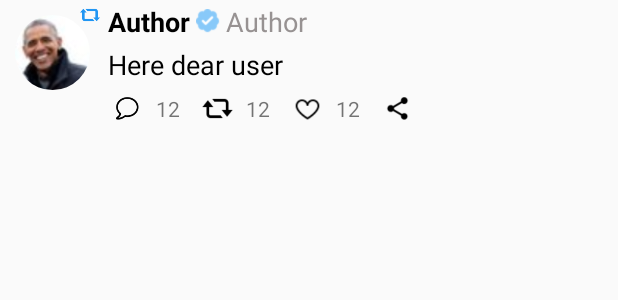
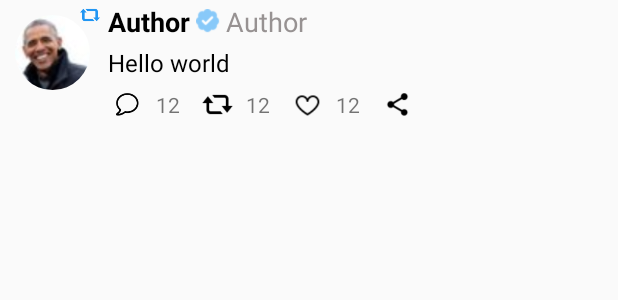
Before and after one commit to jacobvyn/Tweets, an Android app: the layout tweet_item.xml on its own in the app's theme, with its tools: preview values and no code run, on a phone screen of 412 x 824 dp. Shown: the top 300 px of the screen. Run offline under Robolectric (Android 15) with nearby library versions, the phone set to English and light mode, and no system bars.

```diff
--- a/app/src/main/java/com/jacob/twitter/utils/UiUtils.java
+++ b/app/src/main/java/com/jacob/twitter/utils/UiUtils.java
@@ -23,9 +23,8 @@ import java.util.regex.Pattern;
 
 public class UiUtils {
 
-    public static final int TYPE_HASH_TAG = 0;
-    public static final int TYPE_MENTION = 1;
-    public static final int TYPE_LINK = 2;
+    private static final String PATTERN_MENTION = "(@[A-Za-z0-9_-]+)";
+    private static final String PATTERN_HASH_TAG = "#(\\w+|\\W+)";
 
     public static boolean isOnline(Context context) {
         try {
@@ -59,8 +58,8 @@ public class UiUtils {
     public static void linkify(String text, TextView textView) {
         Resources resources = textView.getContext().getResources();
         Pattern urlPattern = Patterns.WEB_URL;
-        Pattern mentionPattern = Pattern.compile("(@[A-Za-z0-9_-]+)");
-        Pattern hashTagPattern = Pattern.compile("#(\\w+|\\W+)");
+        Pattern mentionPattern = Pattern.compile(PATTERN_MENTION);
+        Pattern hashTagPattern = Pattern.compile(PATTERN_HASH_TAG);
 
         Matcher hashTag = hashTagPattern.matcher(text);
         Matcher mention = mentionPattern.matcher(text);
--- a/app/src/main/java/com/jacob/twitter/view/adapter/TweetAdapter.java
+++ b/app/src/main/java/com/jacob/twitter/view/adapter/TweetAdapter.java
@@ -27,7 +27,7 @@ public class TweetAdapter extends RecyclerView.Adapter<TweetAdapter.TweetViewHol
     @NonNull
     @Override
     public TweetViewHolder onCreateViewHolder(@NonNull ViewGroup parent, int viewType) {
-        final View view = LayoutInflater.from(parent.getContext()).inflate(R.layout.twit_item, null, false);
+        final View view = LayoutInflater.from(parent.getContext()).inflate(R.layout.tweet_item, null, false);
         return new TweetViewHolder(view);
     }
 
--- a/app/src/main/java/com/jacob/twitter/view/fragment/SearchFragment.java
+++ b/app/src/main/java/com/jacob/twitter/view/fragment/SearchFragment.java
@@ -42,13 +42,13 @@ public class SearchFragment extends Fragment implements View.OnClickListener, Te
 
     @Override
     public void onClick(View v) {
+        UiUtils.hideKeyboard(mSearchEditText);
         if (v.getId() == R.id.fragment_search_button) {
             onSearch(mSearchEditText.getText().toString());
         }
     }
 
     public void onSearch(String expression) {
-        UiUtils.hideKeyboard(mSearchEditText);
         if (mListener != null) {
             mListener.onSearch(expression);
         }
@@ -56,6 +56,7 @@ public class SearchFragment extends Fragment implements View.OnClickListener, Te
 
     @Override
     public boolean onEditorAction(TextView textView, int actionId, KeyEvent event) {
+        UiUtils.hideKeyboard(mSearchEditText);
         if (actionId == EditorInfo.IME_ACTION_SEARCH) {
             onSearch(textView.getText().toString());
             return true;
--- a/app/src/main/res/layout/fragment_search.xml
+++ b/app/src/main/res/layout/fragment_search.xml
@@ -41,7 +41,7 @@
 
     <View
         android:layout_width="match_parent"
-        android:layout_height="1dp"
+        android:layout_height="@dimen/divider_height"
         android:layout_below="@id/fragment_search_view_edit_text"
         android:background="@color/white_pale" />
 </RelativeLayout>
--- a/app/src/main/res/layout/fragment_twitter.xml
+++ b/app/src/main/res/layout/fragment_twitter.xml
@@ -18,7 +18,7 @@
         android:padding="@dimen/fragment_twitter_no_twits_text_view_padding"
         android:text="@string/no_tweets"
         android:textColor="@color/black"
-        android:textSize="18sp"
+        android:textSize="@dimen/text_18"
         android:visibility="gone" />
 
     <ProgressBar
--- a/app/src/main/res/layout/twit_item.xml
+++ b/app/src/main/res/layout/tweet_item.xml
@@ -15,11 +15,11 @@
 
     <de.hdodenhof.circleimageview.CircleImageView
         android:id="@+id/tweet_item_avatar"
-        android:layout_width="70dp"
-        android:layout_height="70dp"
+        android:layout_width="@dimen/tweet_item_avatar_width"
+        android:layout_height="@dimen/tweet_item_avatar_height"
         android:layout_alignParentStart="true"
         android:layout_alignParentTop="true"
-        android:padding="10dp"
+        android:padding="@dimen/tweet_item_avatar_padding"
         android:src="@drawable/example_ava_barack" />
 
     <RelativeLayout
@@ -30,7 +30,7 @@
         android:layout_toRightOf="@id/tweet_item_avatar">
 
         <LinearLayout
-            android:id="@+id/twit_item_title_layout"
+            android:id="@+id/tweet_item_title_layout"
             android:layout_width="match_parent"
             android:layout_height="wrap_content"
             android:layout_alignParentTop="true">
@@ -39,17 +39,17 @@
                 android:id="@+id/tweet_item_author"
                 android:layout_width="wrap_content"
                 android:layout_height="wrap_content"
-                android:padding="2dp"
-                android:text="Author"
+                android:padding="@dimen/tweet_item_author_padding"
+                android:text="@string/example_author"
                 android:textColor="@color/black"
-                android:textSize="18sp"
+                android:textSize="@dimen/text_18"
                 android:textStyle="bold" />
 
             <ImageView
-                android:layout_width="20dp"
-                android:layout_height="20dp"
+                android:layout_width="@dimen/tweet_verified_width"
+                android:layout_height="@dimen/tweet_verified_height"
                 android:layout_gravity="center"
-                android:padding="2dp"
+                android:padding="@dimen/tweet_verified_padding"
                 android:src="@drawable/tw__ic_tweet_verified" />
 
             <TextView
@@ -57,28 +57,28 @@
                 android:layout_width="wrap_content"
                 android:layout_height="wrap_content"
                 android:ellipsize="end"
-                android:padding="2dp"
+                android:padding="@dimen/tweet_item_screen_name_padding"
                 android:singleLine="true"
-                android:text="Author"
+                android:text="@string/example_author"
                 android:textColor="@color/gray"
-                android:textSize="18sp" />
+                android:textSize="@dimen/text_18" />
         </LinearLayout>
 
         <TextView
             android:id="@+id/tweet_item_message_text_view"
             android:layout_width="match_parent"
             android:layout_height="wrap_content"
-            android:layout_below="@id/twit_item_title_layout"
-            android:layout_marginRight="6dp"
+            android:layout_below="@id/tweet_item_title_layout"
+            android:layout_marginRight="@dimen/tweet_item_message_text_view_marging_right"
             android:ellipsize="end"
             android:maxLines="4"
-            android:padding="2dp"
-            android:text="Here dear user"
+            android:padding="@dimen/tweet_item_message_text_view_padding"
+            android:text="@string/example_hello_world"
             android:textColor="@color/black"
-            android:textSize="18sp" />
+            android:textSize="@dimen/text_16" />
 
         <LinearLayout
-            android:id="@+id/twit_stats_layout"
+            android:id="@+id/tweet_stats_layout"
             android:layout_width="match_parent"
             android:layout_height="wrap_content"
             android:layout_below="@id/tweet_item_message_text_view">
@@ -86,7 +86,7 @@
             <ImageView
                 android:layout_width="@dimen/stats_icons_width"
                 android:layout_height="@dimen/stats_icon_height"
-                android:padding="7dp"
+                android:padding="@dimen/icon_comments_padding"
                 android:src="@drawable/icon_comments" />
 
             <TextView
@@ -96,7 +96,7 @@
                 android:layout_gravity="center"
                 android:layout_marginRight="@dimen/stats_margin_right"
                 android:padding="@dimen/stats_padding"
-                android:text="12" />
+                android:text="@string/text_example" />
 
             <ImageView
                 android:layout_width="@dimen/stats_icons_width"
@@ -111,12 +111,12 @@
                 android:layout_gravity="center"
                 android:layout_marginRight="@dimen/stats_margin_right"
                 android:padding="@dimen/stats_padding"
-                android:text="12" />
+                android:text="@string/text_example" />
 
             <ImageView
                 android:layout_width="@dimen/stats_icons_width"
                 android:layout_height="@dimen/stats_icon_height"
-                android:padding="5dp"
+                android:padding="@dimen/favourite_padding"
                 android:src="@drawable/icon_heart" />
 
             <TextView
@@ -126,13 +126,13 @@
                 android:layout_gravity="center"
                 android:layout_marginRight="@dimen/stats_margin_right"
                 android:padding="@dimen/stats_padding"
-                android:text="12" />
+                android:text="@string/text_example" />
 
             <ImageView
                 android:layout_width="@dimen/stats_icons_width"
                 android:layout_height="@dimen/stats_icon_height"
                 android:layout_gravity="end"
-                android:padding="6dp"
+                android:padding="@dimen/icon_share_padding"
                 android:src="@drawable/icon_share" />
         </LinearLayout>
     </RelativeLayout>
--- a/app/src/main/res/values/dimens.xml
+++ b/app/src/main/res/values/dimens.xml
@@ -19,4 +19,20 @@
     <dimen name="tweet_item_retweet_sign_image_height">20dp</dimen>
     <dimen name="tweet_item_retweet_sign_image_padding">3dp</dimen>
     <dimen name="fragment_search_view_edit_text_padding_end">20dp</dimen>
+    <dimen name="tweet_item_avatar_width">70dp</dimen>
+    <dimen name="tweet_item_avatar_height">70dp</dimen>
+    <dimen name="tweet_item_avatar_padding">10dp</dimen>
+    <dimen name="tweet_verified_width">20dp</dimen>
+    <dimen name="tweet_verified_height">20dp</dimen>
+    <dimen name="tweet_item_author_padding">2dp</dimen>
+    <dimen name="text_18">18sp</dimen>
+    <dimen name="tweet_verified_padding">2dp</dimen>
+    <dimen name="tweet_item_screen_name_padding">2dp</dimen>
+    <dimen name="icon_comments_padding">7dp</dimen>
+    <dimen name="tweet_item_message_text_view_padding">2dp</dimen>
+    <dimen name="tweet_item_message_text_view_marging_right">6dp</dimen>
+    <dimen name="icon_share_padding">6dp</dimen>
+    <dimen name="favourite_padding">5dp</dimen>
+    <dimen name="text_16">16sp</dimen>
+    <dimen name="divider_height">1dp</dimen>
 </resources>
--- a/app/src/main/res/values/strings.xml
+++ b/app/src/main/res/values/strings.xml
@@ -5,4 +5,7 @@
     <string name="title_notifications">Notifications</string>
     <string name="search_edit_text_hint">Twitter Search</string>
     <string name="no_tweets">No tweets</string>
+    <string name="example_author">Author</string>
+    <string name="example_hello_world">Hello world</string>
+    <string name="text_example">12</string>
 </resources>
```
